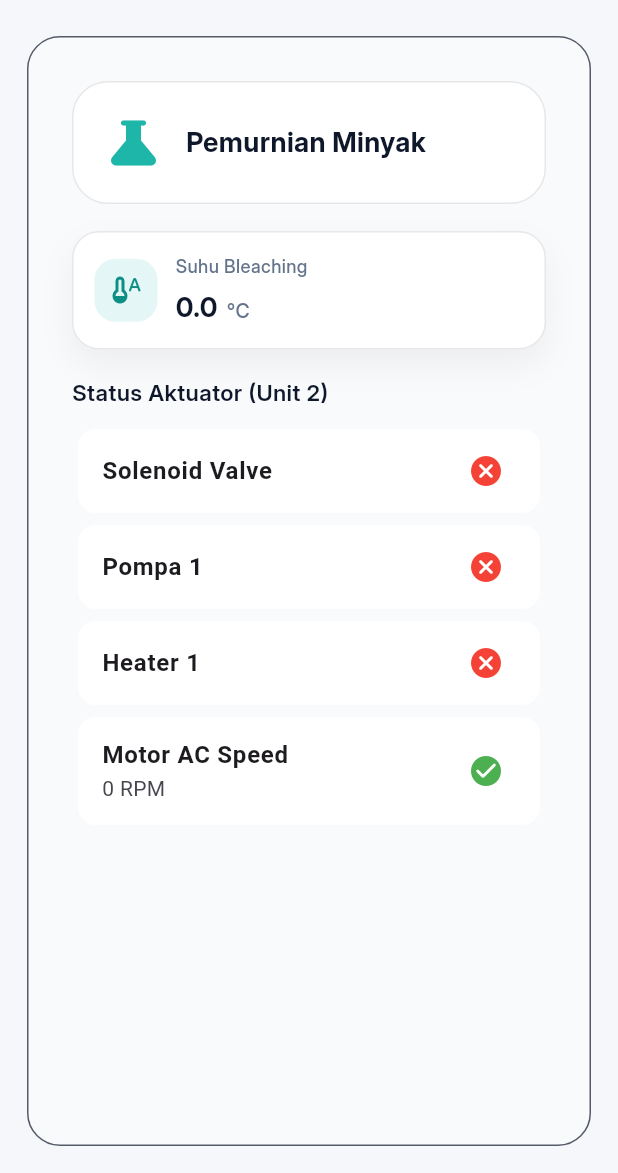
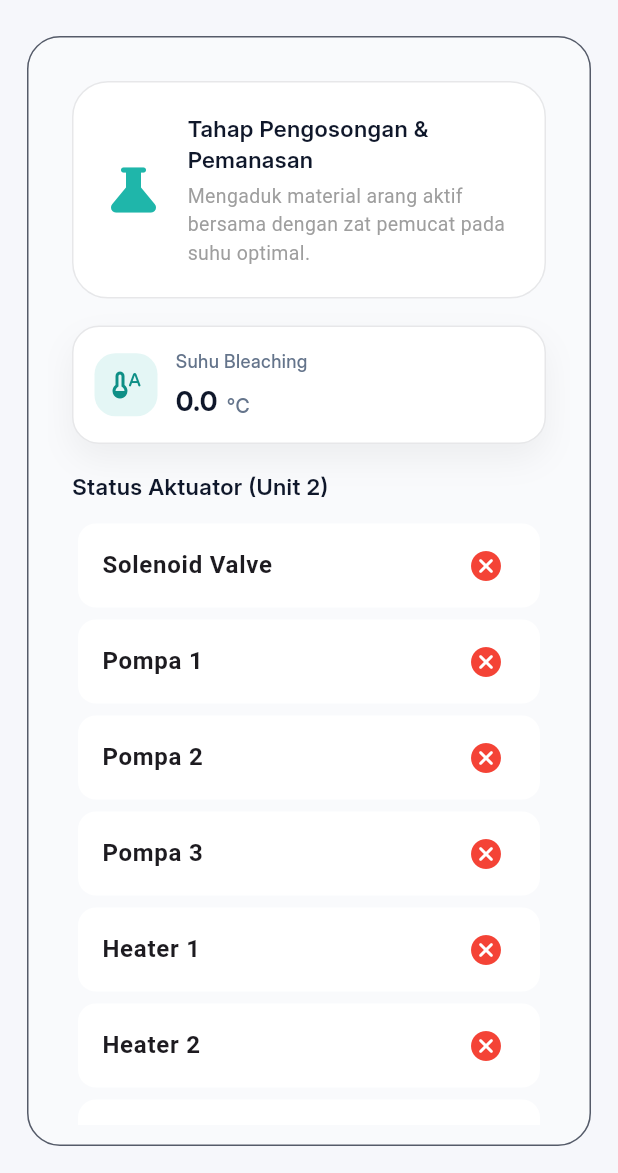
Before and after one commit to Raditya34/IoT_Olivia, a Flutter app: the DashboardPage screen opened by its route, after a tap on "Bleaching", on a phone screen of 412 x 824 dp, the part 63-1236 px from its top. Run offline on Flutter 3.47's test engine with Material 3 defaults, Android fonts, the phone set to English and light mode, and no system bars; our stand-ins replace get, shared_preferences; missing offline and left inert: mqtt_client; accounts and stored records are empty; network calls fail; project files that could hold a hidden picture were left out.

Commit message:
fix mqtt

```diff
--- a/olivia-frontend/lib/pages/process/bleaching_page.dart
+++ b/olivia-frontend/lib/pages/process/bleaching_page.dart
@@ -36,7 +36,14 @@ class BleachingPage extends StatelessWidget {
                 children: [
                   _statusTile('Solenoid Valve', controller.bleachValve.value),
                   _statusTile('Pompa 1', controller.bleachP1.value),
+                  _statusTile('Pompa 2', controller.bleachP2.value),
+                  _statusTile('Pompa 3', controller.bleachP3.value),
                   _statusTile('Heater 1', controller.bleachH1.value),
+                  _statusTile('Heater 2', controller.bleachH2.value),
+                  _statusTile('Heater 3',
+                      controller.bleachH3.value), // Ditampilkan ke UI
+                  _statusTile('Heater 4',
+                      controller.bleachH4.value), // Ditampilkan ke UI
                   _statusTile('Motor AC Speed', true,
                       subtitle: "${controller.bleachSpeed.value} RPM"),
                 ],
@@ -71,8 +78,21 @@ class BleachingPage extends StatelessWidget {
       child: Row(
         children: [
           const Icon(Icons.science_rounded, color: AppColors.teal, size: 40),
-          const SizedBox(width: 15),
-          Text('Pemurnian Minyak', style: AppText.h2(context)),
+          const SizedBox(width: 16),
+          Expanded(
+            child: Column(
+              crossAxisAlignment: CrossAxisAlignment.start,
+              children: [
+                Text('Tahap Pengosongan & Pemanasan',
+                    style: AppText.h3(context)),
+                const SizedBox(height: 4),
+                const Text(
+                  'Mengaduk material arang aktif bersama dengan zat pemucat pada suhu optimal.',
+                  style: TextStyle(fontSize: 13, color: Colors.grey),
+                ),
+              ],
+            ),
+          ),
         ],
       ),
     );
--- a/olivia-frontend/lib/state/dashboard_controller.dart
+++ b/olivia-frontend/lib/state/dashboard_controller.dart
@@ -20,6 +20,8 @@ class DashboardController extends GetxController {
   var bleachP3 = false.obs;
   var bleachH1 = false.obs;
   var bleachH2 = false.obs;
+  var bleachH3 = false.obs; // Tambahan Heater 3
+  var bleachH4 = false.obs; // Tambahan Heater 4
   var bleachSpeed = 0.obs;
 
   var validasiVol = 0.0.obs;
@@ -44,43 +46,66 @@ class DashboardController extends GetxController {
     super.onClose();
   }
 
+  // Helper fungsi konversi data yang tangguh
+  double _toDouble(dynamic val) {
+    if (val == null) return 0.0;
+    if (val is num) return val.toDouble();
+    return double.tryParse(val.toString()) ?? 0.0;
+  }
+
+  bool _toBool(dynamic val) {
+    if (val == null) return false;
+    if (val is bool) return val;
+    if (val is num) return val == 1;
+    return val.toString().toLowerCase() == 'true' || val.toString() == '1';
+  }
+
   Future<void> fetchDashboardData() async {
     try {
-      final response = await _api.get('/dashboard');
+      final data = await _api.get('/dashboard');
 
-      if (response != null && response['success'] == true) {
-        systemOn.value = response['system_status'] ?? false;
+      if (data != null && data['success'] == true) {
+        systemOn.value = _toBool(data['system_status']);
 
-        var d1 = response['arang'];
-        if (d1 != null) {
-          arangTemp.value = double.tryParse(d1['suhu'].toString()) ?? 0.0;
-          arangVol.value = double.tryParse(d1['volume'].toString()) ?? 0.0;
+        // --- MAPPING DATA UNIT 1 (ARANG) ---
+        if (data['arang'] != null) {
+          var d1 = data['arang'];
+          arangTemp.value = _toDouble(d1['suhu']);
+          arangVol.value = _toDouble(d1['volume']);
           _updateSparkline(sparkArangTemp, arangTemp.value);
           _updateSparkline(sparkArangVol, arangVol.value);
         }
 
-        var d2 = response['bleaching'];
-        if (d2 != null) {
-          bleachTemp.value = double.tryParse(d2['suhu'].toString()) ?? 0.0;
-          _updateSparkline(sparkBleachTemp, bleachTemp.value);
-          bleachValve.value = (d2['valve'] == 1 || d2['valve'] == true);
-          bleachP1.value = (d2['pompa_1'] == 1 || d2['pompa_1'] == true);
-          bleachP2.value = (d2['pompa_2'] == 1 || d2['pompa_2'] == true);
-          bleachP3.value = (d2['pompa_3'] == 1 || d2['pompa_3'] == true);
-          bleachH1.value = (d2['heater_1'] == 1 || d2['heater_1'] == true);
-          bleachH2.value = (d2['heater_2'] == 1 || d2['heater_2'] == true);
+        // --- MAPPING DATA UNIT 2 (BLEACHING) ---
+        if (data['bleaching'] != null) {
+          var d2 = data['bleaching'];
+          bleachTemp.value = _toDouble(d2['suhu']);
+
+          bleachValve.value = _toBool(d2['valve']);
+          bleachP1.value = _toBool(d2['pompa_1']);
+          bleachP2.value = _toBool(d2['pompa_2']);
+          bleachP3.value = _toBool(d2['pompa_3']);
+
+          bleachH1.value = _toBool(d2['heater_1']);
+          bleachH2.value = _toBool(d2['heater_2']);
+          bleachH3.value = _toBool(d2['heater_3']); // Parse Heater 3
+          bleachH4.value = _toBool(d2['heater_4']); // Parse Heater 4
+
           bleachSpeed.value =
               int.tryParse(d2['motor_ac_speed'].toString()) ?? 0;
+          _updateSparkline(sparkBleachTemp, bleachTemp.value);
         }
 
-        var d3 = response['validasi'];
-        if (d3 != null) {
-          validasiVol.value = double.tryParse(d3['volume'].toString()) ?? 0.0;
-          turb.value = double.tryParse(d3['turbidity'].toString()) ?? 0.0;
-          visc.value = double.tryParse(d3['viskositas'].toString()) ?? 0.0;
+        // --- MAPPING DATA UNIT 3 (VALIDASI) ---
+        if (data['validasi'] != null) {
+          var d3 = data['validasi'];
+          validasiVol.value = _toDouble(d3['volume']);
+          turb.value = _toDouble(d3['turbidity']);
+          visc.value = _toDouble(d3['viskositas']);
           warna.value = d3['warna']?.toString() ?? '-';
         }
 
+        // Hitung Progress Step Alur Kerja
         if (validasiVol.value > 0) {
           progressStep.value = 2;
         } else if (bleachTemp.value > 0 || bleachP1.value) {
@@ -90,7 +115,7 @@ class DashboardController extends GetxController {
         }
       }
     } catch (e) {
-      print("Dashboard Data Error: $e");
+      print("Dashboard Data Parsing Error: $e");
     } finally {
       isLoading.value = false;
     }
@@ -103,24 +128,21 @@ class DashboardController extends GetxController {
 
   Future<void> toggleSystem() async {
     final newState = !systemOn.value;
-    final oldState = systemOn.value;
     systemOn.value = newState;
 
     try {
-      // Endpoint sesuai api.php: /control
-      // Body sesuai OliviaController: system_on (boolean)
       final response = await _api.post('/control', {'system_on': newState});
 
       if (response != null && response['success'] == true) {
-        Get.snackbar(
-            'Berhasil', 'Sistem ${newState ? 'Dinyalakan' : 'Dimatikan'}');
+        Get.snackbar('Berhasil',
+            'Sistem berhasil di${newState ? 'aktifkan' : 'matikan'}',
+            snackPosition: SnackPosition.BOTTOM);
       } else {
-        systemOn.value = oldState;
-        Get.snackbar('Gagal', 'Gagal merubah status di server');
+        systemOn.value = !newState;
       }
     } catch (e) {
-      systemOn.value = oldState;
-      Get.snackbar('Error', 'Koneksi bermasalah');
+      systemOn.value = !newState;
+      print("Toggle System Error: $e");
     }
   }
 }
```
Also changed, not shown: 1 other file.
